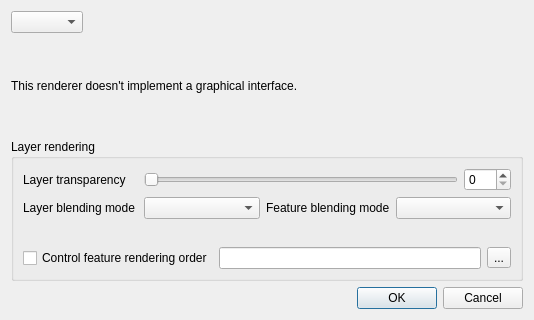
Qt form SWGIS-DLLSrc/SWGIS-Gui/swgisrendererv2propsdialogbase.ui (LZS1991/SWGIS) before a commit.
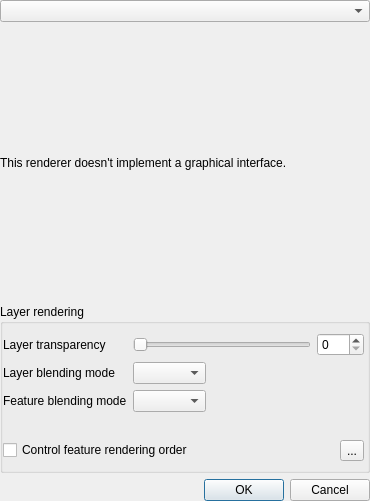
The same form after that commit. Icons and pictures are not drawn. Custom widgets are drawn as their Qt base class.

Patch:
```diff
--- a/SWGIS-DLLSrc/SWGIS-Gui/swgisrendererv2propsdialogbase.ui
+++ b/SWGIS-DLLSrc/SWGIS-Gui/swgisrendererv2propsdialogbase.ui
@@ -6,32 +6,49 @@
    <rect>
     <x>0</x>
     <y>0</y>
-    <width>534</width>
-    <height>320</height>
+    <width>370</width>
+    <height>501</height>
    </rect>
   </property>
   <property name="windowTitle">
    <string>Renderer settings</string>
   </property>
+  <layout class="QVBoxLayout" name="verticalLayout_5">
+   <property name="leftMargin">
+    <number>0</number>
+   </property>
+   <property name="topMargin">
+    <number>0</number>
+   </property>
+   <property name="rightMargin">
+    <number>0</number>
+   </property>
+   <property name="bottomMargin">
+    <number>0</number>
+   </property>
+   <item>
+    <widget class="QStackedWidget" name="mainStack">
+     <widget class="QWidget" name="page">
+      <layout class="QVBoxLayout" name="verticalLayout_4">
+       <property name="leftMargin">
+        <number>0</number>
+       </property>
+       <property name="topMargin">
+        <number>0</number>
+       </property>
+       <property name="rightMargin">
+        <number>0</number>
+       </property>
+       <property name="bottomMargin">
+        <number>0</number>
+       </property>
+       <item>
   <layout class="QVBoxLayout" name="verticalLayout_2">
    <item>
     <layout class="QHBoxLayout" name="horizontalLayout">
      <item>
       <widget class="QComboBox" name="cboRenderers"/>
      </item>
-     <item>
-      <spacer name="horizontalSpacer">
-       <property name="orientation">
-        <enum>Qt::Horizontal</enum>
-       </property>
-       <property name="sizeHint" stdset="0">
-        <size>
-         <width>40</width>
-         <height>20</height>
-        </size>
-       </property>
-      </spacer>
-     </item>
     </layout>
    </item>
    <item>
@@ -78,6 +95,12 @@
      <property name="title">
       <string>Layer rendering</string>
      </property>
+           <property name="flat">
+            <bool>true</bool>
+           </property>
+           <property name="checkable">
+            <bool>false</bool>
+           </property>
      <property name="collapsed" stdset="0">
       <bool>false</bool>
      </property>
@@ -85,16 +108,12 @@
       <bool>true</bool>
      </property>
      <layout class="QGridLayout" name="gridLayout">
-      <item row="2" column="0" colspan="4">
-       <widget class="QgsEffectStackCompactWidget" name="mEffectWidget" native="true">
-        <property name="minimumSize">
-         <size>
-          <width>16</width>
-          <height>16</height>
-         </size>
-        </property>
-       </widget>
-      </item>
+            <property name="leftMargin">
+             <number>0</number>
+            </property>
+            <property name="rightMargin">
+             <number>3</number>
+            </property>
       <item row="0" column="1" colspan="3">
        <layout class="QHBoxLayout" name="horizontalLayout_2">
         <item>
@@ -116,6 +135,16 @@
         </item>
        </layout>
       </item>
+            <item row="3" column="0" colspan="4">
+             <widget class="QgsEffectStackCompactWidget" name="mEffectWidget" native="true">
+              <property name="minimumSize">
+               <size>
+                <width>16</width>
+                <height>16</height>
+               </size>
+              </property>
+             </widget>
+            </item>
       <item row="0" column="0">
        <widget class="QLabel" name="lblTransparency">
         <property name="text">
@@ -123,16 +152,6 @@
         </property>
        </widget>
       </item>
-      <item row="1" column="3">
-       <widget class="QgsBlendModeComboBox" name="mFeatureBlendComboBox"/>
-      </item>
-      <item row="1" column="2">
-       <widget class="QLabel" name="lblFeatureBlend">
-        <property name="text">
-         <string>Feature blending mode</string>
-        </property>
-       </widget>
-      </item>
       <item row="1" column="0">
        <widget class="QLabel" name="lblLayerBlend">
         <property name="text">
@@ -143,7 +162,7 @@
       <item row="1" column="1">
        <widget class="QgsBlendModeComboBox" name="mBlendModeComboBox"/>
       </item>
-      <item row="3" column="0" colspan="4">
+            <item row="4" column="0" colspan="4">
        <layout class="QHBoxLayout" name="horizontalLayout_3">
         <item>
          <widget class="QCheckBox" name="checkboxEnableOrderBy">
@@ -152,13 +171,6 @@
           </property>
          </widget>
         </item>
-        <item>
-         <widget class="QLineEdit" name="lineEditOrderBy">
-          <property name="readOnly">
-           <bool>true</bool>
-          </property>
-         </widget>
-        </item>
         <item>
          <widget class="QToolButton" name="btnOrderBy">
           <property name="text">
@@ -168,6 +180,16 @@
         </item>
        </layout>
       </item>
+            <item row="2" column="0">
+             <widget class="QLabel" name="lblFeatureBlend">
+              <property name="text">
+               <string>Feature blending mode</string>
+              </property>
+             </widget>
+            </item>
+            <item row="2" column="1">
+             <widget class="QgsBlendModeComboBox" name="mFeatureBlendComboBox"/>
+            </item>
      </layout>
     </widget>
    </item>
@@ -179,25 +201,31 @@
     </widget>
    </item>
   </layout>
+       </item>
+      </layout>
+     </widget>
+    </widget>
+   </item>
+  </layout>
  </widget>
  <customwidgets>
-  <customwidget>
-   <class>QgsEffectStackCompactWidget</class>
-   <extends>QWidget</extends>
-   <header>effects/qgseffectstackpropertieswidget.h</header>
-   <container>1</container>
-  </customwidget>
-  <customwidget>
-   <class>QgsBlendModeComboBox</class>
-   <extends>QComboBox</extends>
-   <header>qgsblendmodecombobox.h</header>
-  </customwidget>
   <customwidget>
    <class>QgsCollapsibleGroupBox</class>
    <extends>QGroupBox</extends>
    <header>qgscollapsiblegroupbox.h</header>
    <container>1</container>
   </customwidget>
+  <customwidget>
+   <class>QgsBlendModeComboBox</class>
+   <extends>QComboBox</extends>
+   <header>qgsblendmodecombobox.h</header>
+  </customwidget>
+  <customwidget>
+   <class>QgsEffectStackCompactWidget</class>
+   <extends>QWidget</extends>
+   <header>effects/qgseffectstackpropertieswidget.h</header>
+   <container>1</container>
+  </customwidget>
  </customwidgets>
  <tabstops>
   <tabstop>cboRenderers</tabstop>
```
Left out of the diff: 7 changed lines with no effect on the pictures. Lines whose indentation alone changed are shown as unchanged.
